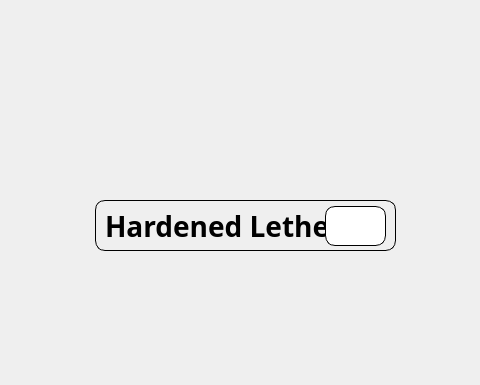
Before: the Qt Designer form variablewidget.ui in VerS7/python-hah-qlhelper, drawn with Qt 5; both pictures show x 115 to 595 and y 0 to 385 of the 800 by 600 pixel window.
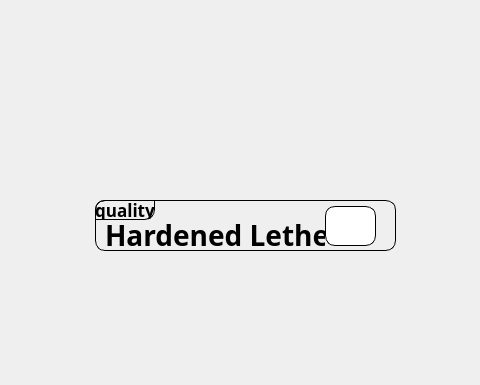
After: the same form once the commit is applied. Icons and pictures are not drawn.

What changed in the file:
```diff
--- a/variablewidget.ui
+++ b/variablewidget.ui
@@ -42,7 +42,7 @@
       <rect>
        <x>230</x>
        <y>6</y>
-       <width>61</width>
+       <width>51</width>
        <height>40</height>
       </rect>
      </property>
@@ -80,7 +80,7 @@
      <property name="geometry">
       <rect>
        <x>10</x>
-       <y>11</y>
+       <y>20</y>
        <width>220</width>
        <height>30</height>
       </rect>
@@ -103,6 +103,40 @@
       <string>Hardened Lether</string>
      </property>
     </widget>
+    <widget class="QLabel" name="qllabel">
+     <property name="geometry">
+      <rect>
+       <x>0</x>
+       <y>0</y>
+       <width>60</width>
+       <height>20</height>
+      </rect>
+     </property>
+     <property name="font">
+      <font>
+       <family>Vin Slab Pro</family>
+       <pointsize>13</pointsize>
+       <weight>75</weight>
+       <bold>true</bold>
+      </font>
+     </property>
+     <property name="styleSheet">
+      <string notr="true">QLabel {
+	background: None;
+	border: 1px solid black;
+	border-top-left-radius: 10px;
+	border-bottom-right-radius: 10px;
+	border-top-right-radius: 0;
+	border-bottom-left-radius: 0;
+}</string>
+     </property>
+     <property name="text">
+      <string>quality</string>
+     </property>
+     <property name="alignment">
+      <set>Qt::AlignCenter</set>
+     </property>
+    </widget>
    </widget>
   </widget>
  </widget>
```
